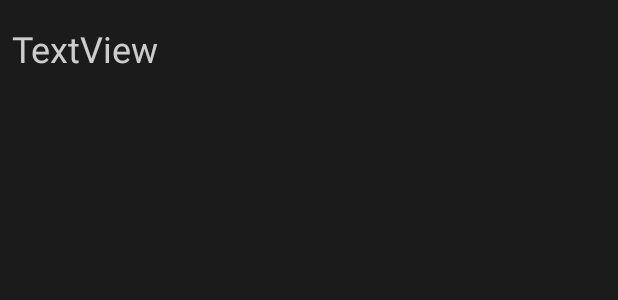
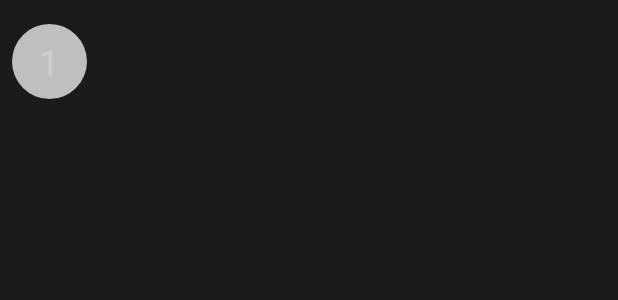
Before and after one commit to Ghost-Reborn/WanPisu, an Android app: the layout anime_episode_group_list.xml on its own in the app's theme, with its tools: preview values and no code run, on a phone screen of 412 x 824 dp. Shown: the top 300 px of the screen. Run offline under Robolectric (Android 15) with nearby library versions, the phone set to English and light mode, and no system bars.

Commit message:
Fix anime grouping

```diff
--- /dev/null
+++ b/app/src/main/res/drawable/anime_group_background.xml
@@ -0,0 +1,5 @@
+<?xml version="1.0" encoding="utf-8"?>
+<shape xmlns:android="http://schemas.android.com/apk/res/android">
+    <solid android:color="#BFBFBF" />
+    <corners android:radius="1000dp" />
+</shape>
--- a/app/src/main/res/layout/anime_episode_group_list.xml
+++ b/app/src/main/res/layout/anime_episode_group_list.xml
@@ -7,16 +7,21 @@
 
     <TextView
         android:id="@+id/anime_episode_group_text_view"
-        android:layout_width="wrap_content"
-        android:layout_height="wrap_content"
+        android:layout_width="50dp"
+        android:layout_height="50dp"
         android:layout_marginStart="8dp"
         android:layout_marginTop="16dp"
         android:layout_marginEnd="8dp"
         android:layout_marginBottom="16dp"
-        android:text="TextView"
+        android:background="@drawable/anime_group_background"
+        android:foregroundGravity="center"
+        android:gravity="center"
+        android:text="1"
         android:textSize="24sp"
         app:layout_constraintBottom_toBottomOf="parent"
         app:layout_constraintEnd_toEndOf="parent"
+        app:layout_constraintHorizontal_bias="1.0"
         app:layout_constraintStart_toStartOf="parent"
-        app:layout_constraintTop_toTopOf="parent" />
+        app:layout_constraintTop_toTopOf="parent"
+        app:layout_constraintVertical_bias="1.0" />
 </androidx.constraintlayout.widget.ConstraintLayout>
```
Also changed, not shown: app/src/main/java/in/ghostreborn/wanpisu/adapter/AnimeEpisodesAdapter.java (+13 -7 lines), app/src/main/java/in/ghostreborn/wanpisu/adapter/AnimeGroupAdapter.java (added, +61 -0 lines), app/src/main/java/in/ghostreborn/wanpisu/ui/AnimeEpisodesActivity.java (+17 -1 lines).
